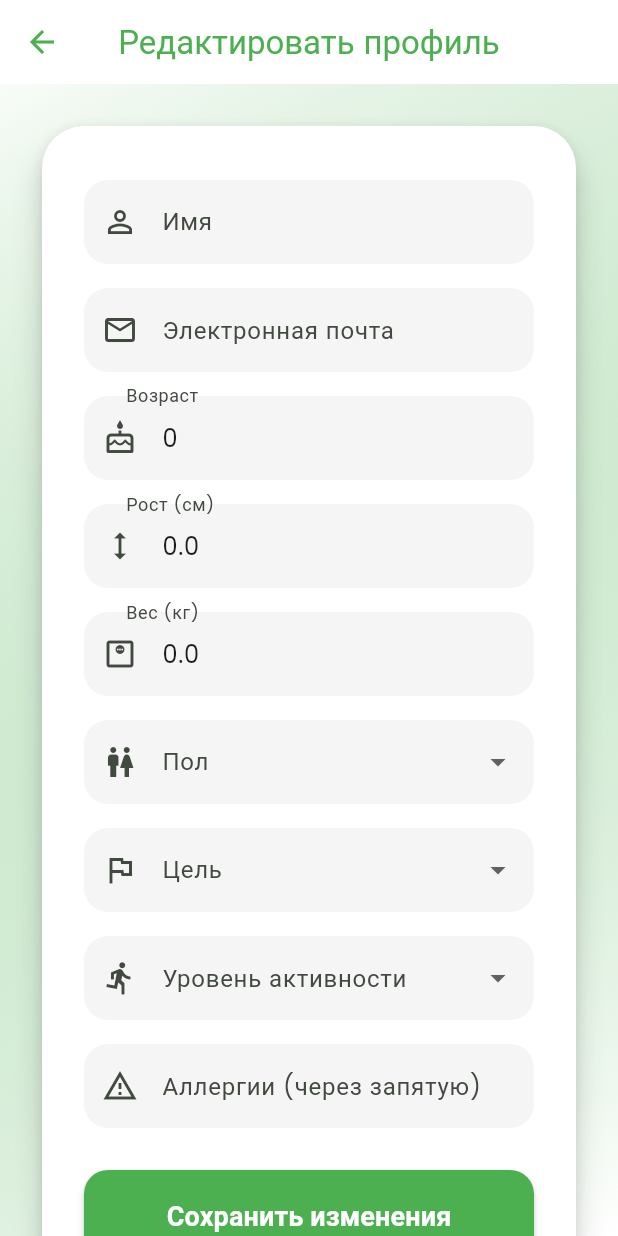
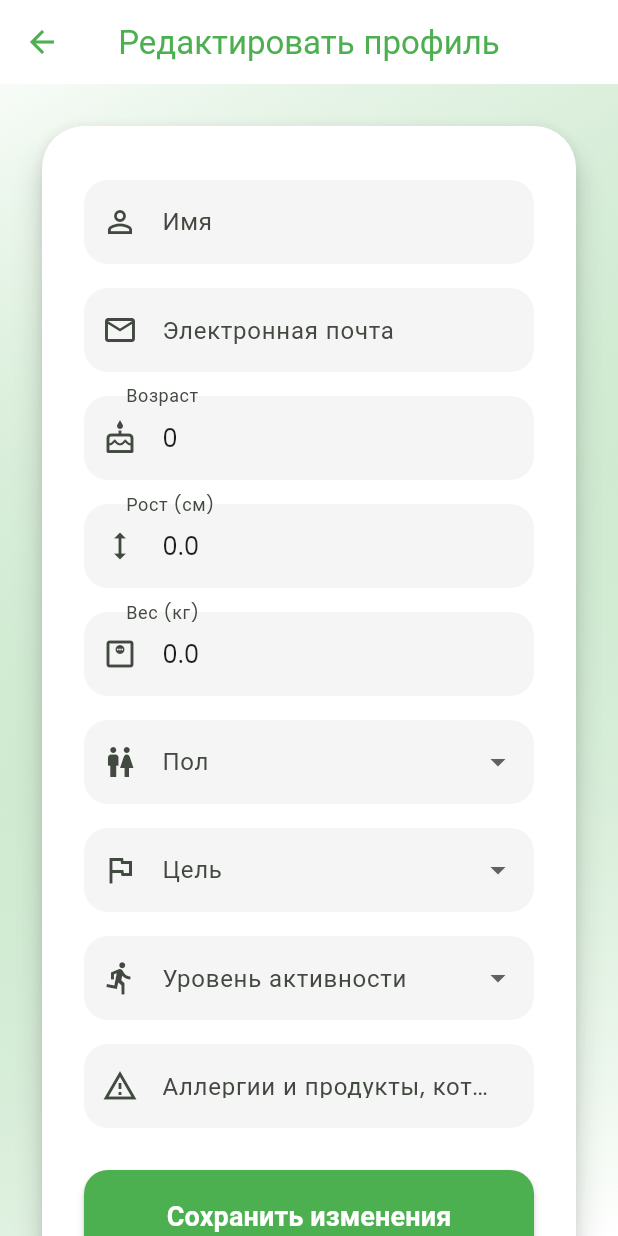
Before and after one commit to IDINaXI/Nutrio, a Flutter app: the EditProfileScreen screen opened directly with empty values, on a phone screen of 412 x 824 dp. Run offline on Flutter 3.47's test engine with Material 3 defaults, Android fonts, the phone set to English and light mode, and no system bars; our stand-ins replace fl_chart, google_fonts, shared_preferences; missing offline and left inert: dart:html; accounts and stored records are empty; network calls fail.

Commit message:
feat: локализация календаря, обновлены поля и фронт для Railway

```diff
--- a/nutrio_app/lib/main.dart
+++ b/nutrio_app/lib/main.dart
@@ -98,8 +98,8 @@ class MyApp extends StatelessWidget {
       ],
       supportedLocales: const [
         Locale('ru', 'RU'),
+        Locale('en', 'US'),
       ],
-      locale: const Locale('ru', 'RU'),
     );
   }
 }
--- a/nutrio_app/lib/screens/body_measurement_screen.dart
+++ b/nutrio_app/lib/screens/body_measurement_screen.dart
@@ -1,6 +1,5 @@
 import 'package:flutter/material.dart';
 import 'package:fl_chart/fl_chart.dart';
-import 'package:intl/intl.dart';
 import '../models/body_measurement.dart';
 import '../services/body_measurement_service.dart';
 
@@ -84,6 +83,7 @@ class _BodyMeasurementScreenState extends State<BodyMeasurementScreen> {
       initialDate: _selectedDate,
       firstDate: DateTime(2000),
       lastDate: DateTime.now(),
+      locale: const Locale('ru', 'RU'),
     );
     if (picked != null && picked != _selectedDate) {
       setState(() {
@@ -206,7 +206,7 @@ class _BodyMeasurementScreenState extends State<BodyMeasurementScreen> {
                             const SizedBox(height: 12),
                             ListTile(
                               title: const Text('Дата'),
-                              subtitle: Text(DateFormat('dd.MM.yyyy').format(_selectedDate)),
+                              subtitle: Text('${_selectedDate.day}/${_selectedDate.month}/${_selectedDate.year}'),
                               trailing: const Icon(Icons.calendar_today),
                               onTap: () => _selectDate(context),
                             ),
--- a/nutrio_app/lib/screens/day_meal_plan_history_screen.dart
+++ b/nutrio_app/lib/screens/day_meal_plan_history_screen.dart
@@ -1,5 +1,4 @@
 import 'package:flutter/material.dart';
-import 'package:intl/intl.dart';
 import '../models/day_meal_plan.dart';
 import '../services/api_service.dart';
 
@@ -41,7 +40,7 @@ class _DayMealPlanHistoryScreenState extends State<DayMealPlanHistoryScreen> {
             itemBuilder: (context, i) {
               final plan = plans[i];
               return ListTile(
-                title: Text('План на ${DateFormat('dd.MM.yyyy').format(DateTime.parse(plan.date))}'),
+                title: Text('План на ${plan.date}'),
                 subtitle: Text('Калорий: ${plan.totalCalories}'),
                 onTap: () {
                   // Можно сделать переход на подробный просмотр плана
--- a/nutrio_app/lib/screens/day_meal_plan_screen.dart
+++ b/nutrio_app/lib/screens/day_meal_plan_screen.dart
@@ -1,5 +1,4 @@
 import 'package:flutter/material.dart';
-import 'package:intl/intl.dart';
 import '../models/day_meal_plan.dart';
 import '../models/meal.dart';
 import '../services/api_service.dart';
@@ -74,7 +73,7 @@ class _DayMealPlanScreenState extends State<DayMealPlanScreen> {
                         const SizedBox(height: 16),
                         Text('Калорий за день: ${_plan!.totalCalories.toStringAsFixed(1)}'),
                         Text('Б: ${_plan!.macronutrients['protein']?.toStringAsFixed(1) ?? '0'} г, Ж: ${_plan!.macronutrients['fat']?.toStringAsFixed(1) ?? '0'} г, У: ${_plan!.macronutrients['carbs']?.toStringAsFixed(1) ?? '0'} г'),
-                        Text('Дата: ${DateFormat('dd.MM.yyyy').format(DateTime.parse(_plan!.date))}'),
+                        Text('Дата: ${_plan!.date}'),
                       ],
                     ),
     );
--- a/nutrio_app/lib/screens/edit_profile_screen.dart
+++ b/nutrio_app/lib/screens/edit_profile_screen.dart
@@ -210,8 +210,8 @@ class _EditProfileScreenState extends State<EditProfileScreen> {
                           TextFormField(
                             controller: _allergiesController,
                             decoration: const InputDecoration(
-                              labelText: 'Аллергии (через запятую)',
-                              hintText: 'например, орехи, молоко, яйца',
+                              labelText: 'Аллергии и продукты, которые не нравятся',
+                              hintText: 'Например: орехи, молоко, яйца, рыба',
                               prefixIcon: Icon(Icons.warning_amber_outlined),
                             ),
                           ),
--- a/nutrio_app/lib/screens/register_screen.dart
+++ b/nutrio_app/lib/screens/register_screen.dart
@@ -450,7 +450,8 @@ class _RegisterScreenState extends State<RegisterScreen> {
                           TextFormField(
                             controller: _allergiesController,
                             decoration: const InputDecoration(
-                              labelText: 'Аллергии (через запятую)',
+                              labelText: 'Аллергии и продукты, которые не нравятся',
+                              hintText: 'Например: орехи, молоко, яйца, рыба',
                               prefixIcon: Icon(Icons.warning_amber_outlined),
                             ),
                           ),
--- a/nutrio_app/lib/screens/report_screen.dart
+++ b/nutrio_app/lib/screens/report_screen.dart
@@ -24,6 +24,7 @@ class _ReportScreenState extends State<ReportScreen> {
       initialDate: isFrom ? _from : _to,
       firstDate: DateTime(2020),
       lastDate: DateTime.now(),
+      locale: const Locale('ru', 'RU'),
     );
     if (picked != null) {
       setState(() {
--- a/nutrio_app/lib/screens/weight_tracking_screen.dart
+++ b/nutrio_app/lib/screens/weight_tracking_screen.dart
@@ -1,6 +1,5 @@
 import 'package:flutter/material.dart';
 import 'package:fl_chart/fl_chart.dart';
-import 'package:intl/intl.dart';
 import '../models/weight_entry.dart';
 import '../services/weight_service.dart';
 
@@ -69,6 +68,7 @@ class _WeightTrackingScreenState extends State<WeightTrackingScreen> {
       initialDate: _selectedDate,
       firstDate: DateTime(2000),
       lastDate: DateTime.now(),
+      locale: const Locale('ru', 'RU'),
     );
     if (picked != null && picked != _selectedDate) {
       setState(() {
@@ -119,7 +119,7 @@ class _WeightTrackingScreenState extends State<WeightTrackingScreen> {
                             ListTile(
                               title: const Text('Дата'),
                               subtitle: Text(
-                                DateFormat('dd.MM.yyyy').format(_selectedDate),
+                                '${_selectedDate.day}/${_selectedDate.month}/${_selectedDate.year}',
                               ),
                               trailing: const Icon(Icons.calendar_today),
                               onTap: () => _selectDate(context),
--- a/nutrio_app/pubspec.yaml
+++ b/nutrio_app/pubspec.yaml
@@ -30,9 +30,6 @@ environment:
 dependencies:
   flutter:
     sdk: flutter
-  flutter_localizations:
-    sdk: flutter
-  intl: ^0.19.0
 
   # The following adds the Cupertino Icons font to your application.
   # Use with the CupertinoIcons class for iOS style icons.
@@ -41,6 +38,9 @@ dependencies:
   google_fonts: ^6.1.0
   shared_preferences: ^2.2.0
   fl_chart: ^0.66.0
+  intl: ^0.19.0
+  flutter_localizations:
+    sdk: flutter
 
 dev_dependencies:
   flutter_test:
```
Also changed, not shown: nutrio_app/lib/screens/pill_reminder_screen.dart (+2 -24 lines), 1 other file.
